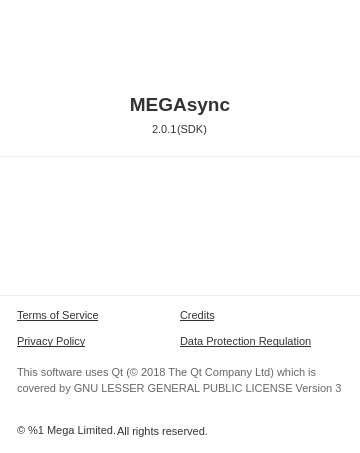
meganz/MEGAsync, file src/MEGASync/gui/macx/ChangeLogDialog.ui: the form before one commit.
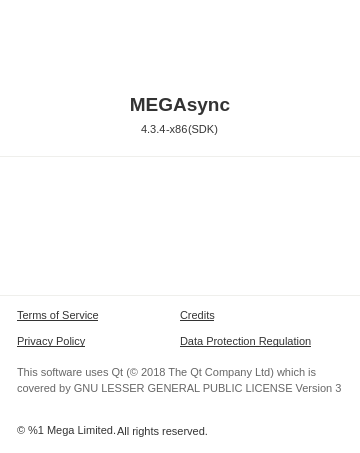
The form after the commit. Icons and pictures are not drawn. Custom widgets are drawn as their Qt base class.

Commit message: [Feature] Add app architecture info in about MEGASync view.

The edit to the form file:
```diff
--- a/src/MEGASync/gui/macx/ChangeLogDialog.ui
+++ b/src/MEGASync/gui/macx/ChangeLogDialog.ui
@@ -31,7 +31,7 @@
 border-radius: 5px;
 background-color: #FFFFFF;
 }
-#lVersion, #lSDKVersion
+#lVersion, #lSDKVersion, #labelArchitecture
 {
   font-family: &quot;Lato&quot;;
   font-size: 11px;
@@ -195,7 +195,20 @@
          <string/>
         </property>
         <property name="text">
-         <string notr="true">2.0.1</string>
+         <string notr="true">4.3.4</string>
+        </property>
+       </widget>
+      </item>
+      <item>
+       <widget class="QLabel" name="labelArchitecture">
+        <property name="focusPolicy">
+         <enum>Qt::StrongFocus</enum>
+        </property>
+        <property name="accessibleName">
+         <string/>
+        </property>
+        <property name="text">
+         <string notr="true">-x86</string>
         </property>
        </widget>
       </item>
```
The commit also changes 3 other files.
